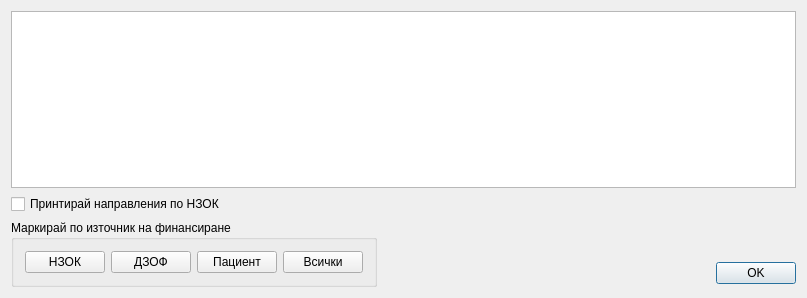
This is src/View/Widgets/ProcedurePrintSelectDialog.ui in thefinalcutbg/DinoDent as Qt 5 draws it before an edit. The edited form follows.
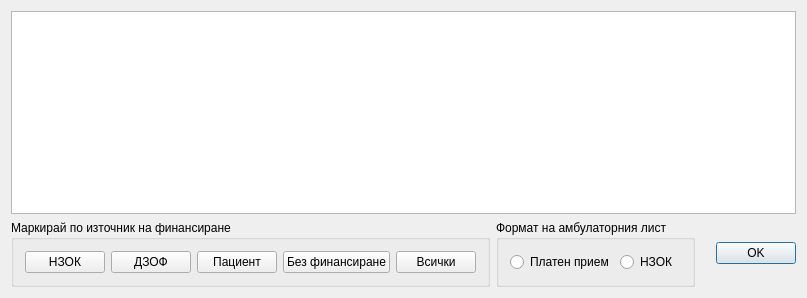
This is the edited form.

Commit message: update print select dialog

```diff
--- a/src/View/Widgets/ProcedurePrintSelectDialog.ui
+++ b/src/View/Widgets/ProcedurePrintSelectDialog.ui
@@ -32,13 +32,6 @@
    <item>
     <widget class="QTableView" name="tableView"/>
    </item>
-   <item>
-    <widget class="QCheckBox" name="referralCheck">
-     <property name="text">
-      <string>Принтирай направления по НЗОК</string>
-     </property>
-    </widget>
-   </item>
    <item>
     <layout class="QHBoxLayout" name="horizontalLayout_2">
      <item>
@@ -76,6 +69,13 @@
             </property>
            </widget>
           </item>
+          <item>
+           <widget class="QPushButton" name="noneButton">
+            <property name="text">
+             <string>Без финансиране</string>
+            </property>
+           </widget>
+          </item>
           <item>
            <widget class="QPushButton" name="allButton">
             <property name="text">
@@ -88,6 +88,29 @@
        </layout>
       </widget>
      </item>
+     <item>
+      <widget class="QGroupBox" name="formatGroup">
+       <property name="title">
+        <string>Формат на амбулаторния лист</string>
+       </property>
+       <layout class="QHBoxLayout" name="horizontalLayout_3">
+        <item>
+         <widget class="QRadioButton" name="cashRadio">
+          <property name="text">
+           <string>Платен прием</string>
+          </property>
+         </widget>
+        </item>
+        <item>
+         <widget class="QRadioButton" name="nhifRadio">
+          <property name="text">
+           <string>НЗОК</string>
+          </property>
+         </widget>
+        </item>
+       </layout>
+      </widget>
+     </item>
      <item>
       <spacer name="horizontalSpacer">
        <property name="orientation">
@@ -96,7 +119,7 @@
        <property name="sizeHint" stdset="0">
         <size>
          <width>20</width>
-         <height>40</height>
+         <height>0</height>
         </size>
        </property>
       </spacer>
@@ -109,12 +132,12 @@
           <enum>Qt::Orientation::Vertical</enum>
          </property>
          <property name="sizeType">
-          <enum>QSizePolicy::Policy::Fixed</enum>
+          <enum>QSizePolicy::Policy::Preferred</enum>
          </property>
          <property name="sizeHint" stdset="0">
           <size>
            <width>20</width>
-           <height>40</height>
+           <height>0</height>
           </size>
          </property>
         </spacer>
```
The commit also changes 6 other files.
